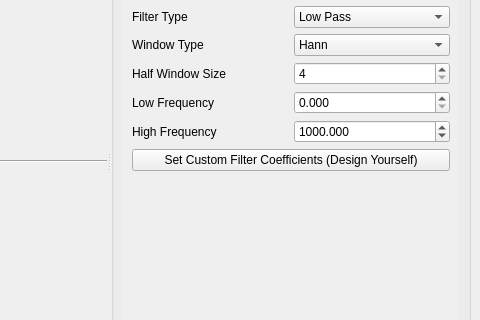
First picture: the form in form/MainWindow.ui, repository TLCFEM/alcongrator, before the edit; both pictures show x 600 to 1080 and y 199 to 519 of the 1080 by 720 pixel window.
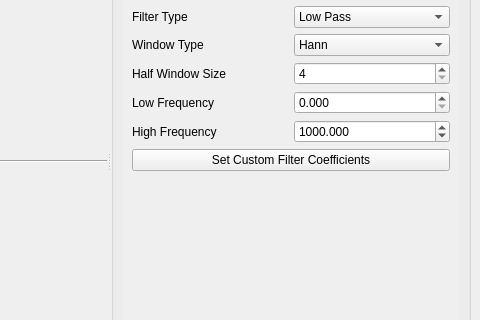
Second picture: the form after the edit. The open tabs and pages were chosen to show the change. Custom widgets are drawn as their Qt base class.

```diff
--- a/form/MainWindow.ui
+++ b/form/MainWindow.ui
@@ -381,8 +381,8 @@
             <rect>
              <x>0</x>
              <y>0</y>
-             <width>336</width>
-             <height>412</height>
+             <width>376</width>
+             <height>361</height>
             </rect>
            </property>
            <attribute name="label">
@@ -565,7 +565,7 @@
             <item>
              <widget class="QPushButton" name="custom_coef">
               <property name="text">
-               <string>Set Custom Filter Coefficients (Design Yourself)</string>
+               <string>Set Custom Filter Coefficients</string>
               </property>
              </widget>
             </item>
```
Left out of the diff: 26 changed lines with no effect on the pictures.
